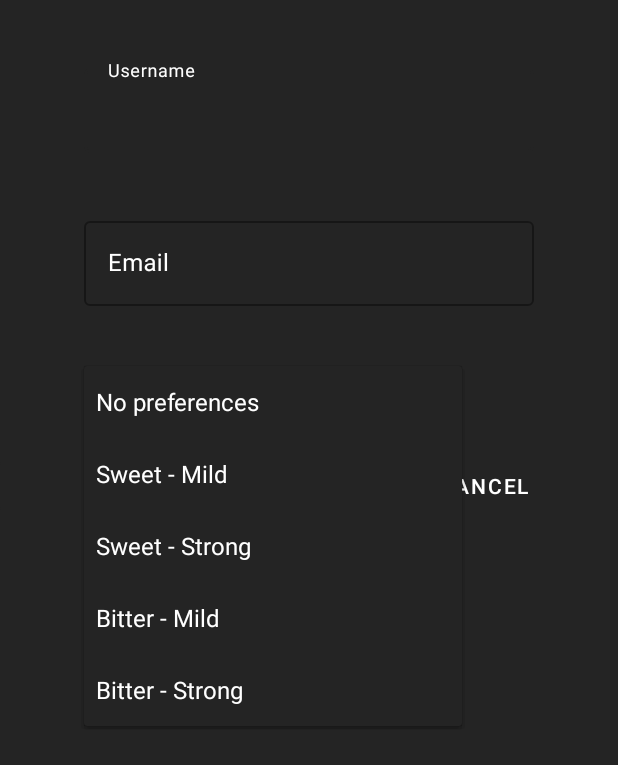
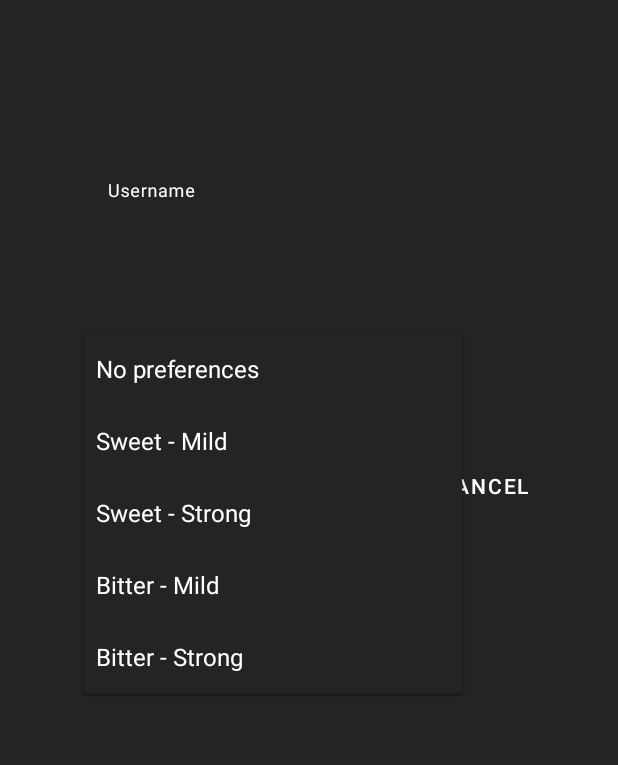
Before and after one commit to rafaelaragon/boozeR, an Android app: the ProfileActivity screen opened directly, with no data from a screen before it, after a tap on "No preferences", on a phone screen of 412 x 824 dp. Shown: the top 765 px of the screen. Run offline under Robolectric (Android 15) with nearby library versions, the phone set to English and light mode, and no system bars; our stand-ins replace Firebase (no records; nobody signed in at launch, a user with empty details on screens opened directly); 4 statements that could not run were skipped; 1 other tap on this screen came first.

Commit message:
Profile updated, code formatted and optimized

```diff
--- a/app/src/main/java/com/rar/boozer/Actividades/ProfileActivity.java
+++ b/app/src/main/java/com/rar/boozer/Actividades/ProfileActivity.java
@@ -1,9 +1,9 @@
 package com.rar.boozer.Actividades;
 
+import android.annotation.SuppressLint;
 import android.content.DialogInterface;
 import android.content.Intent;
 import android.os.Bundle;
-import android.text.Editable;
 import android.view.View;
 import android.widget.Button;
 import android.widget.EditText;
@@ -20,27 +20,30 @@ import com.google.android.material.dialog.MaterialAlertDialogBuilder;
 import com.google.android.material.snackbar.Snackbar;
 import com.google.firebase.auth.FirebaseAuth;
 import com.google.firebase.auth.FirebaseUser;
+import com.google.firebase.database.DatabaseReference;
 import com.google.firebase.database.FirebaseDatabase;
-import com.google.firebase.storage.FirebaseStorage;
 import com.rar.boozer.Modelos.Usuario;
 import com.rar.boozer.R;
+
+import java.util.Objects;
 
 public class ProfileActivity extends AppCompatActivity {
 
     private TextView nick, email, preferencias;
-    private Button btnDelAcc, btnEditAcc, btnConEditAcc, btnCanEditAcc;
+    private Button btnEditAcc;
+    private Button btnConEditAcc;
+    private Button btnCanEditAcc;
 
-    private EditText editNick, editEmail;
+    private EditText editNick;
     private Spinner editPreferencias;
 
     private Usuario usuario;
-
-    private FirebaseAuth fbauth;
 
     private FirebaseUser fbuser;
 
     private FirebaseDatabase fbdb;
 
+    @SuppressLint("SetTextI18n")
     @Override
     protected void onCreate(Bundle savedInstanceState) {
         super.onCreate(savedInstanceState);
@@ -51,19 +54,19 @@ public class ProfileActivity extends AppCompatActivity {
         preferencias = findViewById(R.id.profilePreferences);
 
         editNick = findViewById(R.id.editUser);
-        editEmail = findViewById(R.id.editEmail);
         editPreferencias = findViewById(R.id.editPreferences);
 
         btnConEditAcc = findViewById(R.id.btnConfirmEditAccount);
         btnCanEditAcc = findViewById(R.id.btnCancelEditAccount);
 
-        fbauth = FirebaseAuth.getInstance();
-        final String uid = fbauth.getCurrentUser().getUid();
+        FirebaseAuth fbauth = FirebaseAuth.getInstance();
+        final String uid = Objects.requireNonNull(fbauth.getCurrentUser()).getUid();
 
         fbuser = fbauth.getCurrentUser();
         fbdb = FirebaseDatabase.getInstance();
 
         Bundle bundle = getIntent().getExtras();
+        assert bundle != null;
         usuario = (Usuario) bundle.getSerializable("userData");
 
         nick.setText(getString(R.string.user) + " " + usuario.getUsuario());
@@ -84,10 +87,6 @@ public class ProfileActivity extends AppCompatActivity {
                 editNick.setEnabled(true);
                 editNick.setText(usuario.getUsuario());
 
-                editEmail.setVisibility(View.VISIBLE);
-                editEmail.setEnabled(true);
-                editEmail.setText(usuario.getEmail());
-
                 editPreferencias.setVisibility(View.VISIBLE);
 
                 btnEditAcc.setVisibility(View.GONE);
@@ -104,9 +103,7 @@ public class ProfileActivity extends AppCompatActivity {
         btnConEditAcc.setOnClickListener(new View.OnClickListener() {
             @Override
             public void onClick(View v) {
-                //TODO editar perfil
                 usuario.setUsuario(editNick.getText().toString());
-                usuario.setEmail(editEmail.getText().toString());
                 usuario.setPreferencias(editPreferencias.getSelectedItem().toString());
 
                 fbdb.getReference().child("usuarios").child(uid).setValue(usuario).addOnSuccessListener(new OnSuccessListener<Void>() {
@@ -139,7 +136,7 @@ public class ProfileActivity extends AppCompatActivity {
             }
         });
 
-        btnDelAcc = findViewById(R.id.btnDeleteAccount);
+        Button btnDelAcc = findViewById(R.id.btnDeleteAccount);
 
         btnDelAcc.setOnClickListener(new View.OnClickListener() {
             @Override
@@ -152,7 +149,12 @@ public class ProfileActivity extends AppCompatActivity {
                 builder.setPositiveButton(R.string.btnConfirmDeleteAccount, new DialogInterface.OnClickListener() {
                     @Override
                     public void onClick(DialogInterface dialog, int id) {
+
                         fbuser.delete();
+
+                        DatabaseReference dbref = fbdb.getReference("usuarios");
+                        dbref.child(uid).removeValue();
+
                         Snackbar.make(view, getResources().getText(R.string.toast_account_deleted), Snackbar.LENGTH_LONG).show();
                         Intent intent = new Intent(ProfileActivity.this, IndexActivity.class);
                         startActivity(intent);
@@ -162,6 +164,7 @@ public class ProfileActivity extends AppCompatActivity {
             }
         });
     }
+
     public void endEdit() {
         nick.setVisibility(View.VISIBLE);
         email.setVisibility(View.VISIBLE);
@@ -169,9 +172,6 @@ public class ProfileActivity extends AppCompatActivity {
 
         editNick.setVisibility(View.GONE);
         editNick.setEnabled(false);
-
-        editEmail.setVisibility(View.GONE);
-        editEmail.setEnabled(false);
 
         editPreferencias.setVisibility(View.GONE);
 
--- a/app/src/main/java/com/rar/boozer/Adaptadores/DrinksAdapter.java
+++ b/app/src/main/java/com/rar/boozer/Adaptadores/DrinksAdapter.java
@@ -7,7 +7,6 @@ import android.view.View;
 import android.view.ViewGroup;
 import android.widget.ImageView;
 import android.widget.TextView;
-import android.widget.Toast;
 
 import androidx.annotation.NonNull;
 import androidx.recyclerview.widget.RecyclerView;
@@ -60,7 +59,7 @@ public class DrinksAdapter extends RecyclerView.Adapter<DrinksAdapter.listaHolde
         private TextView nombre;
         private ImageView poster;
 
-        public listaHolder(@NonNull View itemView) {
+        listaHolder(@NonNull View itemView) {
             super(itemView);
 
             nombre = itemView.findViewById(R.id.itemName);
@@ -69,7 +68,7 @@ public class DrinksAdapter extends RecyclerView.Adapter<DrinksAdapter.listaHolde
             itemView.setOnCreateContextMenuListener(this);
         }
 
-        public void BindHolder(final Bebida item) {
+        void BindHolder(final Bebida item) {
 
 
             itemView.setOnLongClickListener(new View.OnLongClickListener() {
--- a/app/src/main/res/layout/activity_profile.xml
+++ b/app/src/main/res/layout/activity_profile.xml
@@ -10,7 +10,7 @@
         android:id="@+id/profileUser"
         android:layout_width="match_parent"
         android:layout_height="wrap_content"
-        android:layout_marginTop="40dp"
+        android:layout_marginTop="120dp"
         android:textAlignment="center"
         android:textSize="24sp"
         app:layout_constraintTop_toTopOf="parent" />
@@ -39,7 +39,7 @@
         style="@style/Widget.MaterialComponents.TextInputLayout.OutlinedBox"
         android:layout_width="300dp"
         android:layout_height="wrap_content"
-        android:layout_marginTop="40dp"
+        android:layout_marginTop="120dp"
         android:textSize="24sp"
         android:hint="@string/hint_username"
         android:textColorHint="@color/white"
@@ -58,31 +58,6 @@
             android:visibility="gone" />
 
     </com.google.android.material.textfield.TextInputLayout>
-    <!-- campo EMAIL -->
-    <com.google.android.material.textfield.TextInputLayout
-        android:id="@+id/emailEditLayout"
-        style="@style/Widget.MaterialComponents.TextInputLayout.OutlinedBox"
-        android:layout_width="300dp"
-        android:layout_height="wrap_content"
-        android:layout_marginTop="40dp"
-        android:textSize="22sp"
-        android:hint="@string/hint_email"
-        android:textColorHint="@color/white"
-        app:hintTextColor="@color/white"
-        app:layout_constraintEnd_toEndOf="parent"
-        app:layout_constraintStart_toStartOf="parent"
-        app:layout_constraintTop_toBottomOf="@+id/userEditLayout">
-
-        <com.google.android.material.textfield.TextInputEditText
-            android:id="@+id/editEmail"
-            android:layout_width="300dp"
-            android:layout_height="wrap_content"
-            android:inputType="textEmailAddress"
-            android:textColor="@color/white"
-            android:enabled="false"
-            android:visibility="gone" />
-
-    </com.google.android.material.textfield.TextInputLayout>
 
     <!-- SPINNER: Preferencias -->
     <Spinner
@@ -94,7 +69,7 @@
         android:entries="@array/spinner_preferences"
         app:layout_constraintEnd_toEndOf="parent"
         app:layout_constraintStart_toStartOf="parent"
-        app:layout_constraintTop_toBottomOf="@+id/emailEditLayout" />
+        app:layout_constraintTop_toBottomOf="@+id/userEditLayout" />
 
     <com.google.android.material.button.MaterialButton
         android:id="@+id/btnEditAccount"
--- a/app/src/main/res/layout/item_layout.xml
+++ b/app/src/main/res/layout/item_layout.xml
@@ -1,6 +1,5 @@
 <?xml version="1.0" encoding="utf-8"?>
 <androidx.constraintlayout.widget.ConstraintLayout xmlns:android="http://schemas.android.com/apk/res/android"
-    xmlns:app="http://schemas.android.com/apk/res-auto"
     xmlns:tools="http://schemas.android.com/tools"
     android:layout_width="match_parent"
     android:layout_height="325dp">
@@ -16,7 +15,8 @@
             android:layout_gravity="center"
             android:layout_marginBottom="30dp"
             android:src="@drawable/boozer_logo"
-            tools:srcCompat="@tools:sample/avatars"/>
+            tools:srcCompat="@tools:sample/avatars"
+            tools:ignore="ContentDescription" />
 
         <TextView
             android:id="@+id/itemName"
```
Also changed, not shown: app/src/main/java/com/rar/boozer/Actividades/IndexActivity.java (+4 -6 lines), app/src/main/java/com/rar/boozer/Actividades/LoginActivity.java (+8 -5 lines), app/src/main/java/com/rar/boozer/Actividades/MainActivity.java (+2 -5 lines), app/src/main/java/com/rar/boozer/Actividades/RegisterActivity.java (+13 -19 lines), app/src/main/java/com/rar/boozer/Fragmentos/CalculatorFragment.java (+27 -29 lines), app/src/main/java/com/rar/boozer/Fragmentos/CatalogueFragment.java (+2 -5 lines), app/src/main/res/layout/fragment_calculator.xml (+21 -17 lines).
